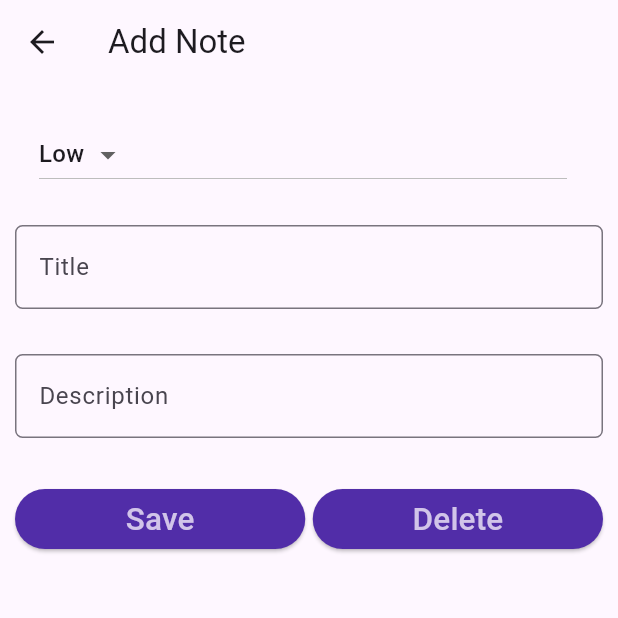
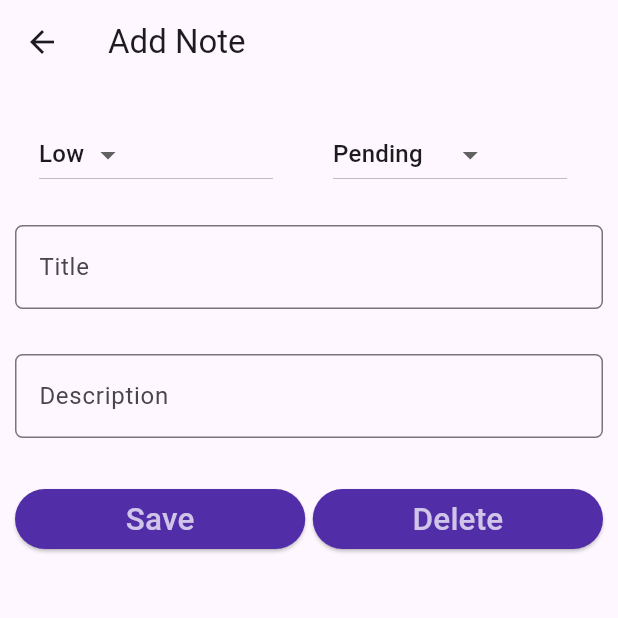
Before and after one commit to Muhammad-Ahmad11/BWF_Flutter, a Flutter app: the screen it shows after launch, after a tap on the "add" icon, on a phone screen of 412 x 824 dp, the top half of it. Run offline on Flutter 3.47's test engine with Material 3 defaults, Android fonts, the phone set to English and light mode, and no system bars; our stand-ins replace cloud_firestore, firebase_auth, firebase_core, google_fonts, sqflite; accounts and stored records are empty.

Commit message:
BWF_task_04_bugsResolved

```diff
--- a/task_4_todo_app_using_sqlite/lib/models/note.dart
+++ b/task_4_todo_app_using_sqlite/lib/models/note.dart
@@ -1,30 +1,37 @@
 class Note {
-  final int? id;
+  int? id;
   String? title;
   String? description;
   String? date;
   int? priority;
+  String? status;
 
-  Note({this.id, this.title, this.description, this.date, this.priority});
+  Note(
+      {this.id,
+      this.title,
+      this.description,
+      this.date,
+      this.priority,
+      this.status});
 
-  factory Note.fromJson(Map<String, dynamic> json) {
-    return Note(
-      id: json['id'],
-      title: json['title'],
-      description: json['description'],
-      date: json['date'],
-      priority: json['priority'],
-    );
+  Note.fromJson(Map<String, dynamic> json) {
+    id = json['id'];
+    title = json['title'];
+    description = json['description'];
+    priority = json['priority'];
+    date = json['date'];
+    status = json['status'];
   }
 
   Map<String, dynamic> toJson() {
-    return {
-      'id': id,
-      'title': title,
-      'description': description,
-      'date': date,
-      'priority': priority,
-    };
+    final Map<String, dynamic> data = new Map<String, dynamic>();
+    data['id'] = this.id;
+    data['title'] = this.title;
+    data['description'] = this.description;
+    data['priority'] = this.priority;
+    data['date'] = this.date;
+    data['status'] = this.status;
+    return data;
   }
 
   void updateNote(String newNote) {
@@ -33,11 +40,11 @@ class Note {
     }
   }
 
-  // void updateStatus(String newStatus) {
-  //   if (newStatus == 'Pending' || newStatus == 'Completed') {
-  //     description = newStatus;
-  //   }
-  // }
+  void updateStatus(String newStatus) {
+    if (newStatus == 'Pending' || newStatus == 'Completed') {
+      description = newStatus;
+    }
+  }
 
   void updateDate(String newDate) {
     date = newDate;
--- a/task_4_todo_app_using_sqlite/lib/screens/note_detail.dart
+++ b/task_4_todo_app_using_sqlite/lib/screens/note_detail.dart
@@ -14,7 +14,8 @@ class NoteDetail extends StatefulWidget {
 }
 
 class _NoteDetailState extends State<NoteDetail> {
-  var _selectedStatus = 'Low';
+  var _selectedPriority = 'Low';
+  var _currentStatus = 'Pending';
 
   DatabaseHelper helper = DatabaseHelper();
 
@@ -51,13 +52,16 @@ class _NoteDetailState extends State<NoteDetail> {
             padding: EdgeInsets.only(top: 15.0, left: 10.0, right: 10.0),
             child: ListView(
               children: <Widget>[
+                Row(
+                  children: <Widget>[
                     // First element
-                ListTile(
+                    Expanded(
+                      child: ListTile(
                         title: DropdownButton<String>(
-                    value: _selectedStatus,
+                          value: _selectedPriority,
                           onChanged: (String? newValue) {
                             setState(() {
-                        _selectedStatus = newValue!;
+                              _selectedPriority = newValue!;
                             });
                           },
                           items: <String>['Low', 'High']
@@ -68,6 +72,30 @@ class _NoteDetailState extends State<NoteDetail> {
                             );
                           }).toList(),
                         ),
+                      ),
+                    ),
+
+                    // Status
+                    Expanded(
+                      child: ListTile(
+                        title: DropdownButton<String>(
+                          value: _currentStatus,
+                          onChanged: (String? newValue) {
+                            setState(() {
+                              _currentStatus = newValue!;
+                            });
+                          },
+                          items: <String>['Pending', 'Completed']
+                              .map<DropdownMenuItem<String>>((String value) {
+                            return DropdownMenuItem<String>(
+                              value: value,
+                              child: Text(value),
+                            );
+                          }).toList(),
+                        ),
+                      ),
+                    ),
+                  ],
                 ),
 
                 // Second Element
@@ -194,27 +222,39 @@ class _NoteDetailState extends State<NoteDetail> {
 
     var date = DateFormat.yMMMd().format(DateTime.now());
     int result;
+
+    // Create a Note object
+    Note note = Note(
+      id: widget.note
+          ?.id, // Use existing id if updating, otherwise it will be null for new notes
+      title: titleController.text,
+      description: descriptionController.text,
+      date: date.toString(),
+      priority: _selectedPriority == 'High' ? 2 : 1,
+      status: _currentStatus == 'Pending' ? 'Pending' : 'Completed',
+    );
+
     if (widget.note != null) {
       // Case 1: Update operation
       print("update");
-      Note note = Note(
+      /*Note note = Note(
         id: 1,
         title: titleController.text,
         description: descriptionController.text,
         date: date.toString(),
         priority: _selectedStatus == 'High' ? 2 : 1,
-      );
+      );*/
       result = await helper.updateNote(note);
     } else {
       // Case 2: Insert Operation
       print("insert");
-      Note note = Note(
+      /*Note note = Note(
         id: 1,
         title: titleController.text,
         description: descriptionController.text,
         date: date.toString(),
         priority: _selectedStatus == 'High' ? 2 : 1,
-      );
+      );*/
       result = await helper.insertNote(note);
     }
 
--- a/task_4_todo_app_using_sqlite/lib/screens/note_list.dart
+++ b/task_4_todo_app_using_sqlite/lib/screens/note_list.dart
@@ -27,9 +27,16 @@ class NoteListState extends State<NoteList> {
   Widget build(BuildContext context) {
     return Scaffold(
       appBar: AppBar(
-        title: Text('Notes'),
+        title: Text(
+          'Notes',
+          style: TextStyle(
+            color: Colors.white,
+          ),
+        ),
+        backgroundColor: const Color.fromARGB(255, 1, 75, 136),
       ),
       body: getNoteListView(),
+      backgroundColor: const Color.fromARGB(255, 15, 115, 197),
       floatingActionButton: FloatingActionButton(
         onPressed: () async {
           debugPrint('FAB clicked');
@@ -60,14 +67,26 @@ class NoteListState extends State<NoteList> {
           color: Colors.white,
           elevation: 2.0,
           child: ListTile(
-            // leading: CircleAvatar(
-            //   backgroundColor:
-            //       getPriorityColor(this.noteList[position].priority),
-            //   child: getPriorityIcon(this.noteList[position].priority),
-            // ),
-            title: Text(
-              noteList[position].title!,
-              style: titleStyle,
+            leading: CircleAvatar(
+              backgroundColor:
+                  getPriorityColor(this.noteList[position].priority),
+              child: getPriorityIcon(this.noteList[position].priority),
+            ),
+            title: Row(
+              children: [
+                Text(
+                  noteList[position].title!,
+                  style: titleStyle,
+                ),
+                Text(
+                  ' • ',
+                  style: TextStyle(fontStyle: FontStyle.normal),
+                ),
+                Text(
+                  noteList[position].status!,
+                  style: TextStyle(fontStyle: FontStyle.italic, fontSize: 10),
+                )
+              ],
             ),
             subtitle: Text(noteList[position].date!),
             trailing: GestureDetector(
@@ -101,13 +120,13 @@ class NoteListState extends State<NoteList> {
   }
 
   // Returns the priority color
-  Color getPriorityColor(int priority) {
+  Color getPriorityColor(int? priority) {
     switch (priority) {
       case 1:
-        return Colors.red;
+        return Colors.yellow;
         break;
       case 2:
-        return Colors.yellow;
+        return Colors.red;
         break;
 
       default:
@@ -116,7 +135,7 @@ class NoteListState extends State<NoteList> {
   }
 
   // Returns the priority icon
-  Icon getPriorityIcon(int priority) {
+  Icon getPriorityIcon(int? priority) {
     switch (priority) {
       case 1:
         return Icon(Icons.play_arrow);
--- a/task_4_todo_app_using_sqlite/lib/utils/database_helper.dart
+++ b/task_4_todo_app_using_sqlite/lib/utils/database_helper.dart
@@ -14,6 +14,7 @@ class DatabaseHelper {
   String colDescription = 'description';
   String colPriority = 'priority';
   String colDate = 'date';
+  String colStatus = 'status';
 
   DatabaseHelper._createInstance(); // Named constructor to create instance of DatabaseHelper
 
@@ -37,22 +38,27 @@ class DatabaseHelper {
     String path = directory.path + 'notes.db';
 
     // Open/create the database
-    var notesDatabase =
-        await openDatabase(path, version: 1, onCreate: _createDb);
+    var notesDatabase = await openDatabase(path,
+        version: 2, onCreate: _createDb, onUpgrade: _upgradeDb);
     return notesDatabase;
   }
 
   void _createDb(Database db, int newVersion) async {
     await db.execute(
-        'CREATE TABLE $noteTable($colId INTEGER PRIMARY KEY AUTOINCREMENT, $colTitle TEXT, '
-        '$colDescription TEXT, $colPriority INTEGER, $colDate TEXT)');
+        'CREATE TABLE $noteTable($colId INTEGER PRIMARY KEY AUTOINCREMENT, $colTitle TEXT, $colDescription TEXT, $colPriority INTEGER, $colDate TEXT, $colStatus TEXT)');
+  }
+
+  void _upgradeDb(Database db, int oldVersion, int newVersion) async {
+    if (oldVersion < 2) {
+      // Adding the new column to the existing table
+      await db.execute('ALTER TABLE $noteTable ADD COLUMN $colStatus TEXT');
+    }
   }
 
   // Fetch Operation: Get all note objects from database
   Future<List<Map<String, dynamic>>> getNoteMapList() async {
     Database db = await this.database;
 
-//		var result = await db.rawQuery('SELECT * FROM $noteTable order by $colPriority ASC');
     var result = await db.query(noteTable, orderBy: '$colPriority ASC');
     return result;
   }
```
Also changed, not shown: 1 other file. Lines whose indentation alone changed are shown as unchanged.
